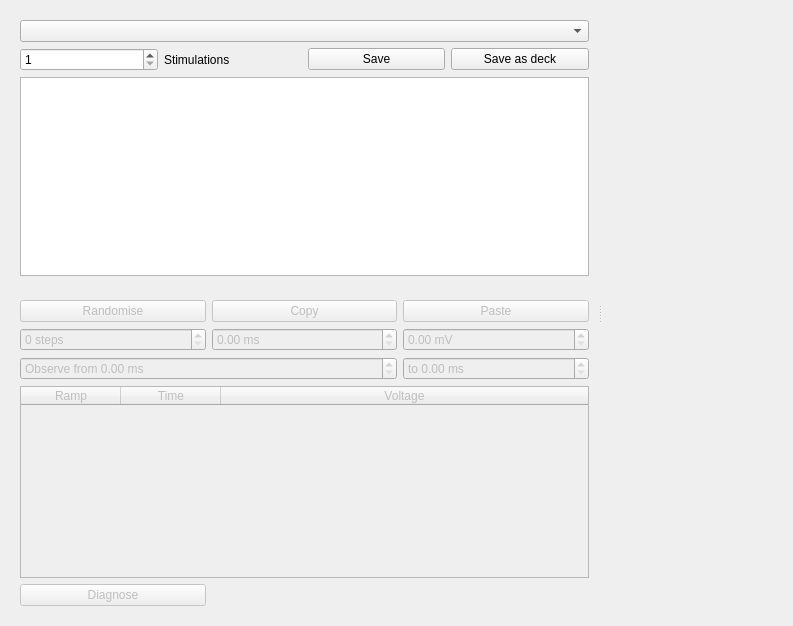
Before: the Qt Designer form src/gui/stimulationcreator.ui in CompEphys-team/rtdo, drawn with Qt 5.
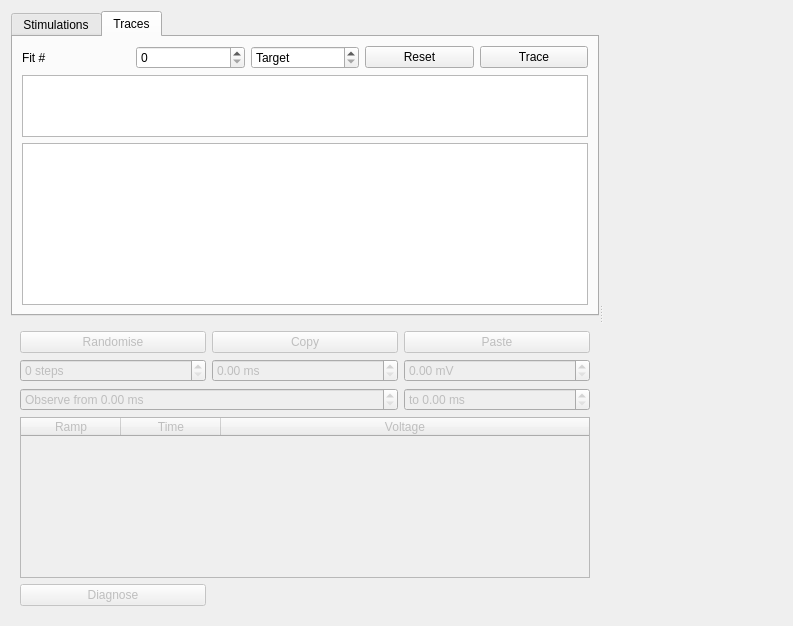
After: the same form once the commit is applied. The open tabs and pages were chosen to show the change. Custom widgets are drawn as their Qt base class.

Commit message: Added trace viewer to StimulationCreator

What changed in the file:
```diff
--- a/src/gui/stimulationcreator.ui
+++ b/src/gui/stimulationcreator.ui
@@ -131,7 +131,14 @@
         </widget>
        </item>
        <item row="0" column="0">
-        <widget class="QWidget" name="widget" native="true">
+        <widget class="QTabWidget" name="tabWidget">
+         <property name="currentIndex">
+          <number>0</number>
+         </property>
+         <widget class="QWidget" name="tabWidgetPage1" native="true">
+          <attribute name="title">
+           <string>Stimulations</string>
+          </attribute>
          <layout class="QGridLayout" name="gridLayout_2">
           <item row="2" column="0" colspan="4">
            <widget class="QTableWidget" name="stimulations">
@@ -192,6 +199,87 @@
            </widget>
           </item>
          </layout>
+         </widget>
+         <widget class="QWidget" name="tab_traces">
+          <attribute name="title">
+           <string>Traces</string>
+          </attribute>
+          <layout class="QGridLayout" name="gridLayout_5">
+           <item row="0" column="0">
+            <widget class="QLabel" name="label_2">
+             <property name="text">
+              <string>Fit #</string>
+             </property>
+            </widget>
+           </item>
+           <item row="1" column="0" colspan="5">
+            <widget class="QTableWidget" name="params">
+             <property name="sizePolicy">
+              <sizepolicy hsizetype="Expanding" vsizetype="Expanding">
+               <horstretch>0</horstretch>
+               <verstretch>0</verstretch>
+              </sizepolicy>
+             </property>
+             <property name="maximumSize">
+              <size>
+               <width>16777215</width>
+               <height>62</height>
+              </size>
+             </property>
+             <property name="rowCount">
+              <number>1</number>
+             </property>
+             <attribute name="horizontalHeaderDefaultSectionSize">
+              <number>70</number>
+             </attribute>
+             <attribute name="verticalHeaderVisible">
+              <bool>false</bool>
+             </attribute>
+             <row/>
+            </widget>
+           </item>
+           <item row="0" column="2">
+            <widget class="QSpinBox" name="paramEpoch">
+             <property name="toolTip">
+              <string>&lt;html&gt;&lt;head/&gt;&lt;body&gt;&lt;p&gt;-2: Target; -1: Final; 0+: Epoch&lt;/p&gt;&lt;/body&gt;&lt;/html&gt;</string>
+             </property>
+             <property name="specialValueText">
+              <string>Target</string>
+             </property>
+             <property name="minimum">
+              <number>-2</number>
+             </property>
+             <property name="value">
+              <number>-2</number>
+             </property>
+            </widget>
+           </item>
+           <item row="0" column="4">
+            <widget class="QPushButton" name="paramTrace">
+             <property name="text">
+              <string>Trace</string>
+             </property>
+            </widget>
+           </item>
+           <item row="0" column="3">
+            <widget class="QPushButton" name="paramReset">
+             <property name="text">
+              <string>Reset</string>
+             </property>
+            </widget>
+           </item>
+           <item row="2" column="0" colspan="5">
+            <widget class="QTableWidget" name="traceTable">
+             <attribute name="horizontalHeaderDefaultSectionSize">
+              <number>60</number>
+             </attribute>
+            </widget>
+           </item>
+           <item row="0" column="1">
+            <widget class="QSpinBox" name="paramSource"/>
+           </item>
+          </layout>
+         </widget>
         </widget>
        </item>
       </layout>
```
Lines whose indentation alone changed are shown as unchanged. The commit also changes 2 other files.
